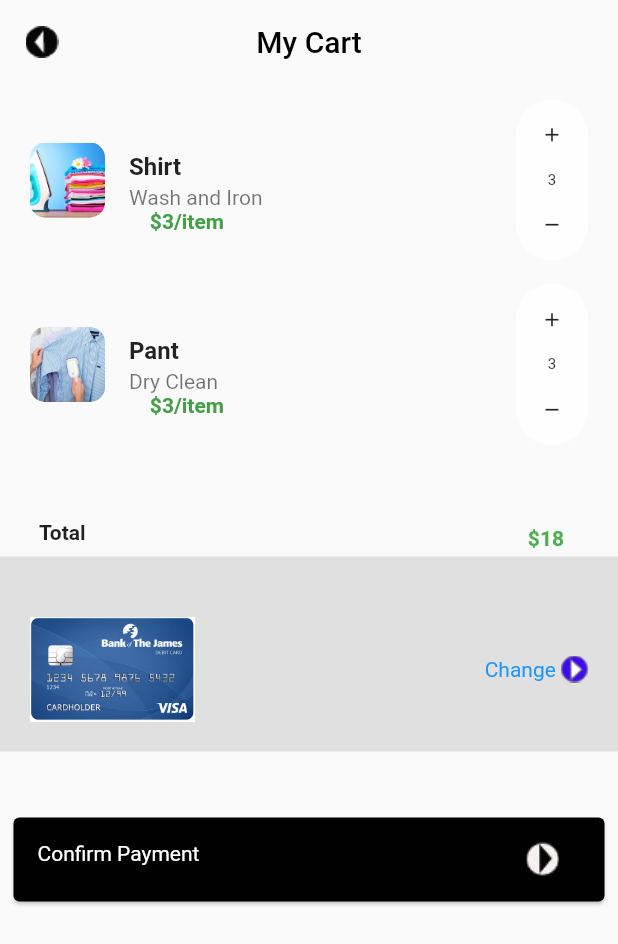
After one commit to Jeevu/laundarybookingui, a Flutter app: the screen it shows after launch, after a tap on the "menu" icon, after a tap on "My Cart", on a phone screen of 412 x 824 dp. The commit adds this screen. Shown: the top 944 px of the screen. Run offline on Flutter 3.47's test engine with Material 2 defaults, Android fonts, the phone set to English and light mode, and no system bars.

Commit message:
My cart items added

```diff
--- a/lib/HomePage.dart
+++ b/lib/HomePage.dart
@@ -1,6 +1,7 @@
 import 'package:flutter/material.dart';
 import 'package:flutter/rendering.dart';
 import 'package:laundarybookingui/cardwidget.dart';
+import 'package:laundarybookingui/mycartpage.dart';
 
 class HomePage extends StatelessWidget {
   @override
@@ -8,8 +9,29 @@ class HomePage extends StatelessWidget {
     var size = MediaQuery.of(context).size;
     print(size);
     return Scaffold(
-
       backgroundColor: Colors.grey[200],
+      drawer: Drawer(
+        child: ListView(
+          padding: EdgeInsets.zero,
+          children: [
+            DrawerHeader(
+              padding: EdgeInsets.fromLTRB(5, 20, 5, 10),
+              child:Container(
+                color: Colors.yellowAccent,
+                child: Text('Menu',style: TextStyle(color: Colors.blue),),)
+            ),
+            GestureDetector(
+              onTap: () {
+                Navigator.push(
+                  context,
+                  MaterialPageRoute(builder: (context) => MyCartHome()),
+                );
+              },
+              child: Text('My Cart'),
+            )
+          ],
+        ),
+      ),
       body: SafeArea(
         child: SingleChildScrollView(
           child: Container(
@@ -30,16 +52,21 @@ class HomePage extends StatelessWidget {
                           constraints.maxHeight * 0.8,
                         );
                         return Row(
-                          mainAxisAlignment: MainAxisAlignment.spaceAround,
+                          mainAxisAlignment: MainAxisAlignment.spaceBetween,
                           children: [
-                            Icon(
-                             Icons.menu, size: 30,
-                             // size: 30,
+                            IconButton(
+                              icon: Icon(
+                                Icons.menu,
+                                size: 30,
+                              ),
+                              // size: 30,
                               color: Color.fromRGBO(44, 44, 44, 1),
-
+                              onPressed: () {
+                                Scaffold.of(context).openDrawer();
+                              },
                             ),
                             SizedBox(
-                              width: constraints.maxWidth * 0.68,
+                              width: constraints.maxWidth * 0.65,
                             ),
                             Container(
                               height: 52.416,
--- a/lib/cardwidget.dart
+++ b/lib/cardwidget.dart
@@ -42,6 +42,7 @@ class _CardWidgetState extends State<CardWidget> {
           Expanded(
             child: Column(
               children: [
+                //add container
                 ListTile(
                     title: Text(
                       this.widget.title,
--- /dev/null
+++ b/lib/cartwidget.dart
@@ -0,0 +1,68 @@
+ import 'package:flutter/material.dart';
+ class Cartwidget extends StatefulWidget {
+   @override
+   _CartwidgetState createState() => _CartwidgetState();
+ }
+
+ class _CartwidgetState extends State<Cartwidget> {
+   @override
+   Widget build(BuildContext context) {
+     return Column(
+       children:[
+        Container(
+          padding: EdgeInsets.fromLTRB(10, 10, 20, 20),
+          height: 50,
+            child: ListTile(
+               leading: Text(
+                  "Total",
+                  style: TextStyle(
+                    fontWeight: FontWeight.bold,
+                  ),
+                ),
+              trailing:  Text('\$${"18"}',style: TextStyle(fontWeight: FontWeight.bold,color: Colors.green),),
+
+            ),
+        ),
+
+          Container(
+          //  height: 120,
+            padding: EdgeInsets.only(top:20),
+            color: Colors.grey[300],
+            child:Padding(
+              padding:EdgeInsets.all(20) ,
+            child: Row(
+              mainAxisAlignment: MainAxisAlignment.spaceBetween,
+
+              children: [
+                Image.asset('assets/mycartimages/cardvisa.png',height: 70,),
+                Row(
+                  children: [
+                   Text('Change ',style: TextStyle(color: Colors.blue),),
+
+                    Image.asset('assets/mycartimages/changebtn.png'),
+                  ],
+                ),
+              ],
+            ),
+            ),
+          ),
+          Padding(
+            padding: EdgeInsets.fromLTRB(5, 40, 5, 0),
+            child: Card(
+
+              color: Colors.black,
+              child: ListTile(
+                leading: Text('Confirm Payment',style: TextStyle(color:Colors.white),),
+                trailing:  Image.asset(
+                  'assets/mycartimages/conpaybtn.png',
+                  height: 30,
+                  width: 50,
+
+
+              )
+              ),
+            ),
+          ),
+        ]);
+   }
+ }
--- a/lib/main.dart
+++ b/lib/main.dart
@@ -1,5 +1,6 @@
 import 'package:flutter/material.dart';
 import 'package:laundarybookingui/HomePage.dart';
+import 'package:laundarybookingui/mycartpage.dart';
 
 void main() {
   runApp(MyApp());
@@ -14,6 +15,7 @@ class MyApp extends StatelessWidget {
       debugShowCheckedModeBanner: false,
 
 
-      home:HomePage(),);
+      home:
+      HomePage());
   }
 }
--- /dev/null
+++ b/lib/mycartitems.dart
@@ -0,0 +1,160 @@
+import 'package:flutter/material.dart';
+
+class MyCartItems extends StatefulWidget {
+  MyCartItems({Key key}) : super(key: key);
+  @override
+  _MyCartItemsState createState() => _MyCartItemsState();
+}
+
+class _MyCartItemsState extends State<MyCartItems> {
+  @override
+  Widget build(BuildContext context) {
+    var items = List<Widget>();
+    var cartitems = [
+      [
+        AssetImage('assets/images/wash-iron.jpg'),
+        'Shirt',
+        'Wash and Iron',
+        '\$${"3/item"}'
+      ],
+      [
+        AssetImage('assets/images/dryclean.jpg'),
+        'Pant',
+        'Dry Clean',
+        '\$${"3/item"}'
+      ],
+    ];
+    for (var myitems in cartitems) {
+      items.add(
+        MyCartWidget(
+          type: myitems,
+        ),
+      );
+    }
+    return Container(
+      height: 265,
+      width: MediaQuery.of(context).size.width,
+      child: Scrollbar(
+        thickness: 3.0,
+        child: Column(
+          children: items,
+        ),
+      ),
+    );
+  }
+}
+
+class MyCartWidget extends StatefulWidget {
+  final List type;
+
+  const MyCartWidget({Key key, this.type}) : super(key: key);
+
+  @override
+  _MyCartWidgetState createState() => _MyCartWidgetState();
+}
+
+class _MyCartWidgetState extends State<MyCartWidget> {
+  var counter = 3;
+  void incrementcounter() {
+    setState(() {
+      counter++;
+    });
+  }
+
+  void decrementcounter() {
+    {
+      setState(() {
+        if (counter > 0) counter--;
+      });
+    }
+  }
+
+  @override
+  Widget build(BuildContext context) {
+    return Column(
+      children: [
+        Container(
+          padding: EdgeInsets.fromLTRB(20, 10, 20, 5),
+          child: Row(
+            // mainAxisSize: MainAxisSize.max,
+            children: <Widget>[
+              Container(
+                height: 50,
+                width: 50,
+                decoration: BoxDecoration(
+                  image: DecorationImage(
+                    image: widget.type[0],
+                    fit: BoxFit.cover,
+                  ),
+                  borderRadius: BorderRadius.circular(10),
+                ),
+              ),
+              Expanded(
+                child: Column(
+                  mainAxisAlignment: MainAxisAlignment.start,
+                  children: [
+                    Container(
+                      height: 55,
+                      child: ListTile(
+                        title: Text(
+                          widget.type[1],
+                          textDirection: TextDirection.ltr,
+                          style: TextStyle(
+                            fontWeight: FontWeight.bold,
+                          ),
+                        ),
+                        subtitle: Text(
+                          widget.type[2],
+                          textAlign: TextAlign.start,
+                        ),
+                        isThreeLine: false,
+                      ),
+                    ),
+                    Padding(
+                      child: Text(
+                        widget.type[3],
+                        style: TextStyle(
+                            fontWeight: FontWeight.bold,
+                            color: Colors.green[600]),
+                      ),
+                      padding: EdgeInsetsDirectional.only(
+                          end: MediaQuery.of(context).size.width * 0.4),
+                    ),
+                  ],
+                ),
+              ),
+              Container(
+                //    height: 112,
+                //  width: 30,
+                // padding: EdgeInsets.only(right: 20),
+                decoration: BoxDecoration(
+                  color: Colors.white70,
+                  borderRadius: BorderRadius.vertical(
+                      top: Radius.circular(30), bottom: Radius.circular(30)),
+                ),
+                child: Column(
+                  children: [
+                    IconButton(
+                      iconSize: 15,
+                      icon: Icon(Icons.add),
+                      onPressed: incrementcounter,
+                    ),
+                    Text(
+                      '$counter',
+                      style: TextStyle(fontSize: 10),
+                    ),
+                    IconButton(
+                      iconSize: 15,
+                      icon: Icon(Icons.remove),
+                      onPressed: decrementcounter,
+                    ),
+                  ],
+                ),
+              ),
+            ],
+          ),
+        ),
+      ],
+    );
+  }
+}
--- /dev/null
+++ b/lib/mycartpage.dart
@@ -0,0 +1,37 @@
+import 'package:flutter/material.dart';
+import 'package:laundarybookingui/cartwidget.dart';
+import 'package:laundarybookingui/mycartitems.dart';
+
+class MyCartHome extends StatefulWidget {
+  @override
+  _MyCartHomeState createState() => _MyCartHomeState();
+}
+
+class _MyCartHomeState extends State<MyCartHome> {
+  @override
+  Widget build(BuildContext context) {
+    return Scaffold(
+      appBar: AppBar(
+        title: (Text(
+          'My Cart',
+          style: TextStyle(color: Colors.black),
+        )),
+        backgroundColor: Colors.transparent,
+        centerTitle: true,
+        shadowColor: Colors.transparent,
+        leading: Container(
+          height: 10,
+          width: 10,
+          child: IconButton(
+            icon: Image.asset('assets/mycartimages/icon1.png'),
+            iconSize: 50,
+            onPressed: () { Navigator.pop(context);},
+          ),
+        ),
+      ),
+      body:Column(children:[
+       MyCartItems(),
+       Cartwidget(),],)
+    );
+  }
+}
--- a/pubspec.yaml
+++ b/pubspec.yaml
@@ -47,6 +47,7 @@ flutter:
   # To add assets to your application, add an assets section, like this:
   assets:
     - assets/images/
+    - assets/mycartimages/
   #   - images/a_dot_ham.jpeg
 
   # An image asset can refer to one or more resolution-specific "variants", see
```
Also changed, not shown: assets/mycartimages/atmcard.png (added), assets/mycartimages/backbutton.png (added), assets/mycartimages/buttonicon.png (added), assets/mycartimages/cardvisa.png (added), assets/mycartimages/changebtn.png (added), assets/mycartimages/changebutton.png (added), assets/mycartimages/conpaybtn.png (added), assets/mycartimages/icon1.png (added), assets/mycartimages/paybtn.png (added), assets/mycartimages/paymentbtn.png (added), assets/mycartimages/visacard.png (added).
